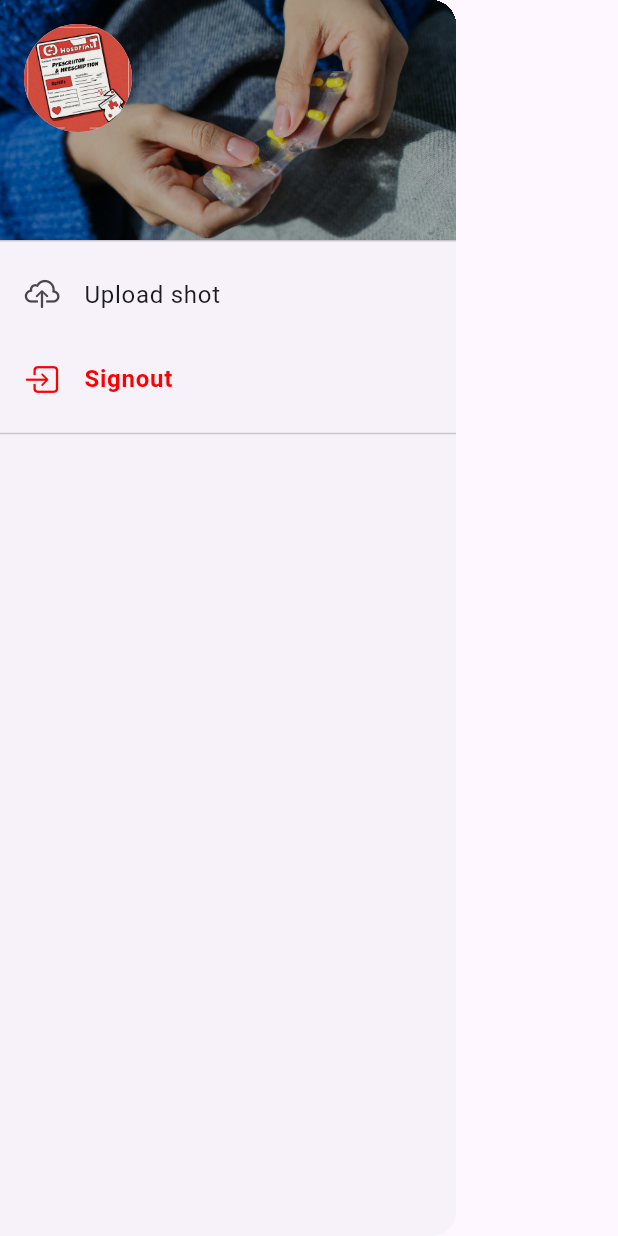
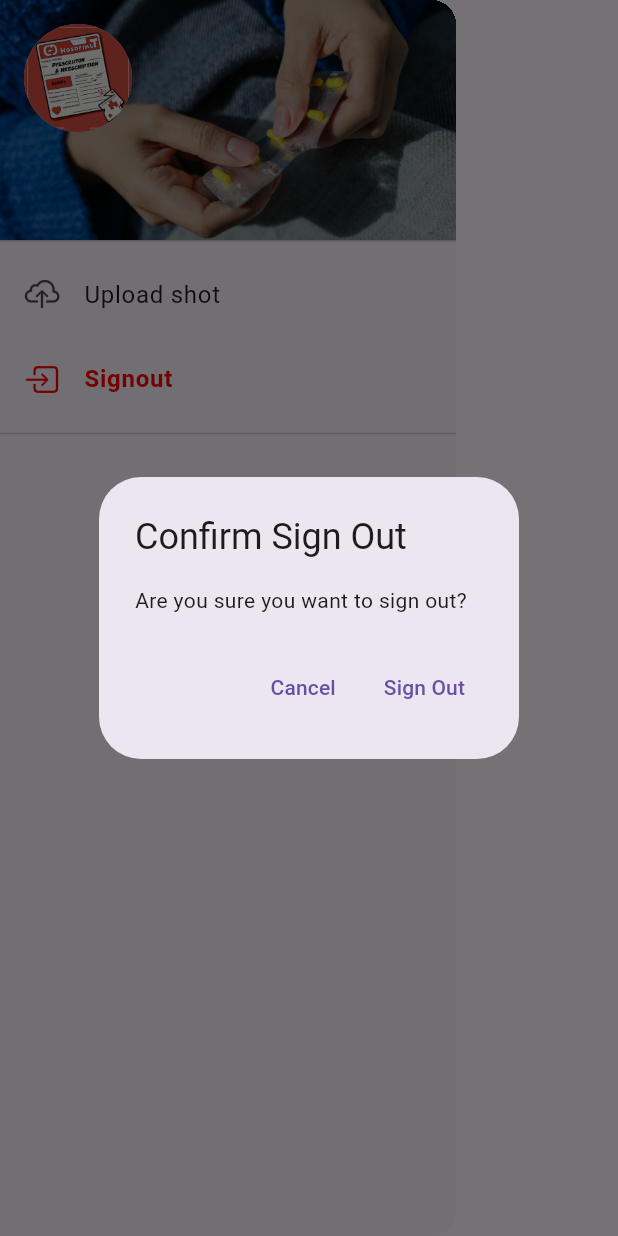
Before and after one commit to firaskola/Medical-Precription-Scanner-OCR, a Flutter app: the Navdrawer widget shown alone on an empty page, opened directly, after a tap on "Signout", on a phone screen of 412 x 824 dp. Run offline on Flutter 3.47's test engine with Material 3 defaults, Android fonts, the phone set to English and light mode, and no system bars; our stand-ins replace camera, cloud_firestore, firebase_auth, firebase_core, image_picker; accounts and stored records are empty.

Commit message:
Fine tuning few UI errors

```diff
--- a/lib/homepage/appbar/navdrawer.dart
+++ b/lib/homepage/appbar/navdrawer.dart
@@ -52,6 +52,35 @@ class _NavdrawerState extends State<Navdrawer> {
   Future<void> signout() async {
     await FirebaseAuth.instance.signOut();
     // Navigate back to login or any other page after sign-out if needed
+  }
+
+  // Confirmation dialog for sign-out
+  void _confirmSignOut() {
+    showDialog(
+      context: context,
+      builder: (BuildContext context) {
+        return AlertDialog(
+          title: const Text('Confirm Sign Out'),
+          content: const Text('Are you sure you want to sign out?'),
+          actions: [
+            TextButton(
+              onPressed: () {
+                Navigator.of(context).pop(); // Close the dialog
+              },
+              child: const Text('Cancel'),
+            ),
+            TextButton(
+              onPressed: () async {
+                await signout();
+                Navigator.of(context).pop(); // Close the dialog
+                // Optionally navigate to the login page or perform other actions
+              },
+              child: const Text('Sign Out'),
+            ),
+          ],
+        );
+      },
+    );
   }
 
   void _showImageTypeOptions(BuildContext context) {
@@ -219,7 +248,7 @@ class _NavdrawerState extends State<Navdrawer> {
                 fontWeight: FontWeight.bold,
               ),
             ),
-            onTap: signout,
+            onTap: _confirmSignOut, // Call the confirmation method
           ),
           const Divider(),
         ],
```
Also changed, not shown: lib/SavedDataPage/PatientCard.dart (+14 -13 lines).
